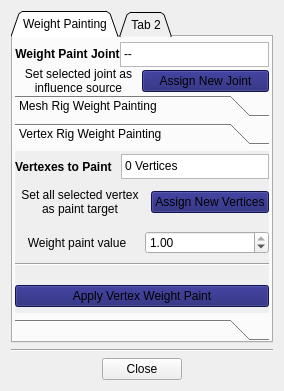
Above: QtInterface/simple_rigging_tool_widget.ui from MaoBoulve/Maya-Simple-Rigging-Tool before the change. Below: the same form after it.
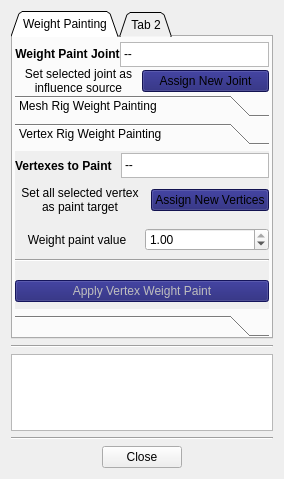
That is the form after the change. The open tabs and pages were chosen to show the change.

Commit message: Tool functional, need output metadata node for output list

What changed in the file:
```diff
--- a/QtInterface/simple_rigging_tool_widget.ui
+++ b/QtInterface/simple_rigging_tool_widget.ui
@@ -7,7 +7,7 @@
     <x>0</x>
     <y>0</y>
     <width>284</width>
-    <height>391</height>
+    <height>479</height>
    </rect>
   </property>
   <property name="windowTitle">
@@ -428,8 +428,8 @@
              <rect>
               <x>0</x>
               <y>0</y>
-              <width>183</width>
-              <height>185</height>
+              <width>256</width>
+              <height>159</height>
              </rect>
             </property>
             <attribute name="label">
@@ -502,7 +502,7 @@
                    </property>
                    <item>
                     <property name="text">
-                     <string>0 Vertices</string>
+                     <string>--</string>
                     </property>
                    </item>
                   </widget>
@@ -608,6 +608,9 @@
                 <layout class="QHBoxLayout" name="horizontalLayout_16">
                  <item>
                   <widget class="QPushButton" name="btn_applyVertexPaint">
+                   <property name="enabled">
+                    <bool>false</bool>
+                   </property>
                    <property name="styleSheet">
                     <string notr="true">QPushButton{
     background-color: midnightblue;
@@ -657,6 +660,16 @@
      </property>
     </widget>
    </item>
+   <item>
+    <widget class="QListWidget" name="list_output"/>
+   </item>
+   <item>
+    <widget class="Line" name="line_2">
+     <property name="orientation">
+      <enum>Qt::Horizontal</enum>
+     </property>
+    </widget>
+   </item>
    <item>
     <layout class="QHBoxLayout" name="horizontalLayout_closeButton">
      <item>
```
Left out of the diff: 5 changed lines with no effect on the pictures. The commit also changes 4 other files.
